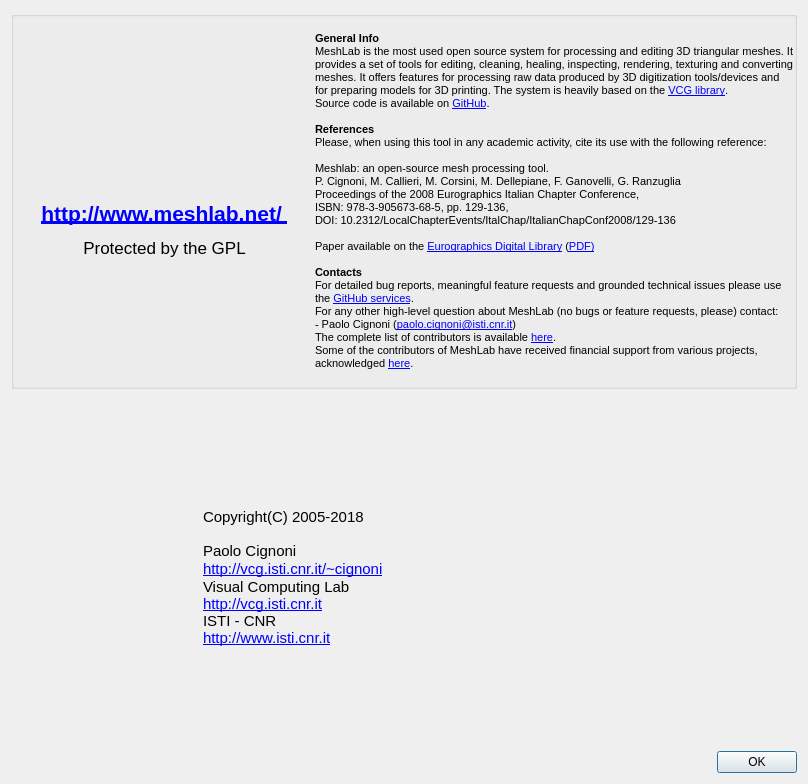
cnr-isti-vclab/meshlab, file src/meshlab/ui/aboutDialog.ui: the form before one commit.
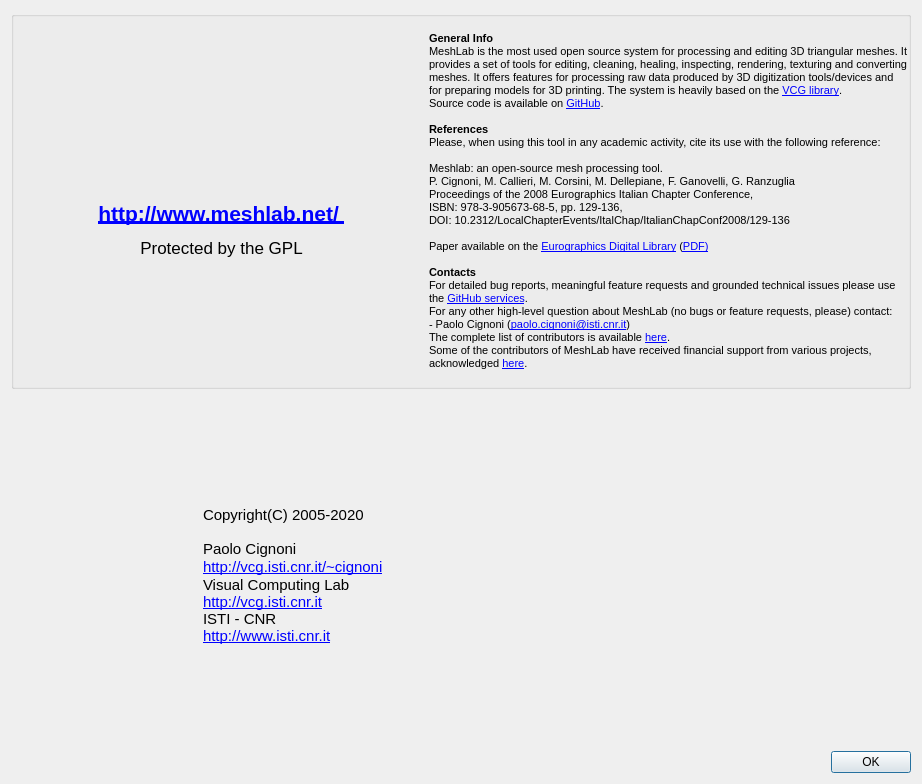
The form after the commit. Icons and pictures are not drawn.

Commit message: set copyright 2020 to about dialog

The edit to the form file:
```diff
--- a/src/meshlab/ui/aboutDialog.ui
+++ b/src/meshlab/ui/aboutDialog.ui
@@ -6,7 +6,7 @@
    <rect>
     <x>0</x>
     <y>0</y>
-    <width>808</width>
+    <width>922</width>
     <height>784</height>
    </rect>
   </property>
@@ -194,10 +194,10 @@
           <string>&lt;!DOCTYPE HTML PUBLIC &quot;-//W3C//DTD HTML 4.0//EN&quot; &quot;http://www.w3.org/TR/REC-html40/strict.dtd&quot;&gt;
 &lt;html&gt;&lt;head&gt;&lt;meta name=&quot;qrichtext&quot; content=&quot;1&quot; /&gt;&lt;style type=&quot;text/css&quot;&gt;
 p, li { white-space: pre-wrap; }
-&lt;/style&gt;&lt;/head&gt;&lt;body style=&quot; font-family:'MS Shell Dlg 2'; font-size:8pt; font-weight:400; font-style:normal;&quot;&gt;
-&lt;p style=&quot; margin-top:0px; margin-bottom:0px; margin-left:0px; margin-right:0px; -qt-block-indent:0; text-indent:0px;&quot;&gt;&lt;span style=&quot; font-family:'Lucida Grande'; font-size:11pt;&quot;&gt;Copyright(C) 2005-2018&lt;br /&gt;&lt;br /&gt;Paolo Cignoni&lt;/span&gt;&lt;/p&gt;
-&lt;p style=&quot; margin-top:0px; margin-bottom:0px; margin-left:0px; margin-right:0px; -qt-block-indent:0; text-indent:0px;&quot;&gt;&lt;a href=&quot;http://vcg.isti.cnr.it/%7Ecignoni&quot;&gt;&lt;span style=&quot; font-family:'Lucida Grande'; font-size:11pt; text-decoration: underline; color:#0000ff;&quot;&gt;http://vcg.isti.cnr.it/~cignoni&lt;/span&gt;&lt;/a&gt;&lt;/p&gt;
-&lt;p style=&quot; margin-top:0px; margin-bottom:0px; margin-left:0px; margin-right:0px; -qt-block-indent:0; text-indent:0px;&quot;&gt;&lt;span style=&quot; font-family:'Lucida Grande'; font-size:11pt;&quot;&gt;Visual Computing Lab&lt;/span&gt;&lt;span style=&quot; font-family:'Lucida Grande'; font-size:11pt; font-weight:600; font-style:italic;&quot;&gt;&lt;br /&gt;&lt;/span&gt;&lt;a href=&quot;http://vcg.isti.cnr.it&quot;&gt;&lt;span style=&quot; font-family:'Lucida Grande'; font-size:11pt; text-decoration: underline; color:#0000ff;&quot;&gt;http://vcg.isti.cnr.it&lt;/span&gt;&lt;/a&gt;&lt;span style=&quot; font-family:'Lucida Grande'; font-size:11pt; font-weight:600; font-style:italic;&quot;&gt;&lt;br /&gt;&lt;/span&gt;&lt;span style=&quot; font-family:'Lucida Grande'; font-size:11pt;&quot;&gt;ISTI - CNR&lt;/span&gt;&lt;span style=&quot; font-family:'Lucida Grande'; font-size:11pt; font-weight:600; font-style:italic;&quot;&gt;&lt;br /&gt;&lt;/span&gt;&lt;a href=&quot;http://www.isti.cnr.it&quot;&gt;&lt;span style=&quot; font-family:'Lucida Grande'; font-size:11pt; text-decoration: underline; color:#0000ff;&quot;&gt;http://www.isti.cnr.it&lt;/span&gt;&lt;/a&gt;&lt;span style=&quot; font-family:'Lucida Grande'; font-size:11pt; font-weight:600; font-style:italic;&quot;&gt;&lt;br /&gt;&lt;/span&gt;&lt;/p&gt;&lt;/body&gt;&lt;/html&gt;</string>
+&lt;/style&gt;&lt;/head&gt;&lt;body style=&quot; font-family:'Ubuntu'; font-size:11pt; font-weight:400; font-style:normal;&quot;&gt;
+&lt;p style=&quot; margin-top:0px; margin-bottom:0px; margin-left:0px; margin-right:0px; -qt-block-indent:0; text-indent:0px;&quot;&gt;&lt;span style=&quot; font-family:'Lucida Grande';&quot;&gt;Copyright(C) 2005-2020&lt;br /&gt;&lt;br /&gt;Paolo Cignoni&lt;/span&gt;&lt;/p&gt;
+&lt;p style=&quot; margin-top:0px; margin-bottom:0px; margin-left:0px; margin-right:0px; -qt-block-indent:0; text-indent:0px;&quot;&gt;&lt;a href=&quot;http://vcg.isti.cnr.it/%7Ecignoni&quot;&gt;&lt;span style=&quot; font-family:'Lucida Grande'; text-decoration: underline; color:#0000ff;&quot;&gt;http://vcg.isti.cnr.it/~cignoni&lt;/span&gt;&lt;/a&gt;&lt;/p&gt;
+&lt;p style=&quot; margin-top:0px; margin-bottom:0px; margin-left:0px; margin-right:0px; -qt-block-indent:0; text-indent:0px;&quot;&gt;&lt;span style=&quot; font-family:'Lucida Grande';&quot;&gt;Visual Computing Lab&lt;/span&gt;&lt;span style=&quot; font-family:'Lucida Grande'; font-weight:600; font-style:italic;&quot;&gt;&lt;br /&gt;&lt;/span&gt;&lt;a href=&quot;http://vcg.isti.cnr.it&quot;&gt;&lt;span style=&quot; font-family:'Lucida Grande'; text-decoration: underline; color:#0000ff;&quot;&gt;http://vcg.isti.cnr.it&lt;/span&gt;&lt;/a&gt;&lt;span style=&quot; font-family:'Lucida Grande'; font-weight:600; font-style:italic;&quot;&gt;&lt;br /&gt;&lt;/span&gt;&lt;span style=&quot; font-family:'Lucida Grande';&quot;&gt;ISTI - CNR&lt;/span&gt;&lt;span style=&quot; font-family:'Lucida Grande'; font-weight:600; font-style:italic;&quot;&gt;&lt;br /&gt;&lt;/span&gt;&lt;a href=&quot;http://www.isti.cnr.it&quot;&gt;&lt;span style=&quot; font-family:'Lucida Grande'; text-decoration: underline; color:#0000ff;&quot;&gt;http://www.isti.cnr.it&lt;/span&gt;&lt;/a&gt;&lt;span style=&quot; font-family:'Lucida Grande'; font-weight:600; font-style:italic;&quot;&gt;&lt;br /&gt;&lt;/span&gt;&lt;/p&gt;&lt;/body&gt;&lt;/html&gt;</string>
          </property>
          <property name="openExternalLinks">
           <bool>true</bool>
```
Left out of the diff: 4 changed lines with no effect on the pictures. The commit also changes 1 other file.
